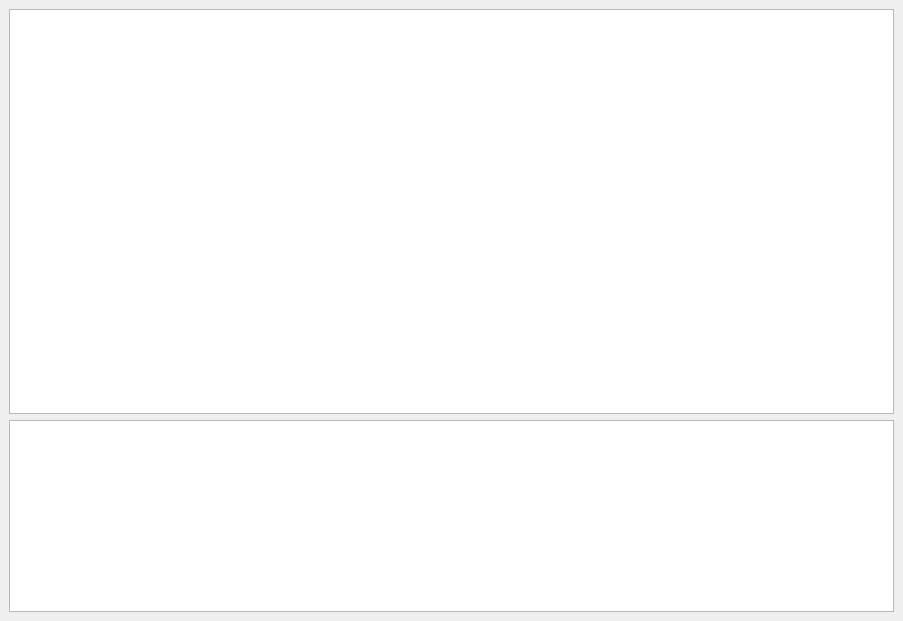
fuzun/iot-facerecognition, file server/source/MainWindow/MainWindow.ui: the form before one commit.
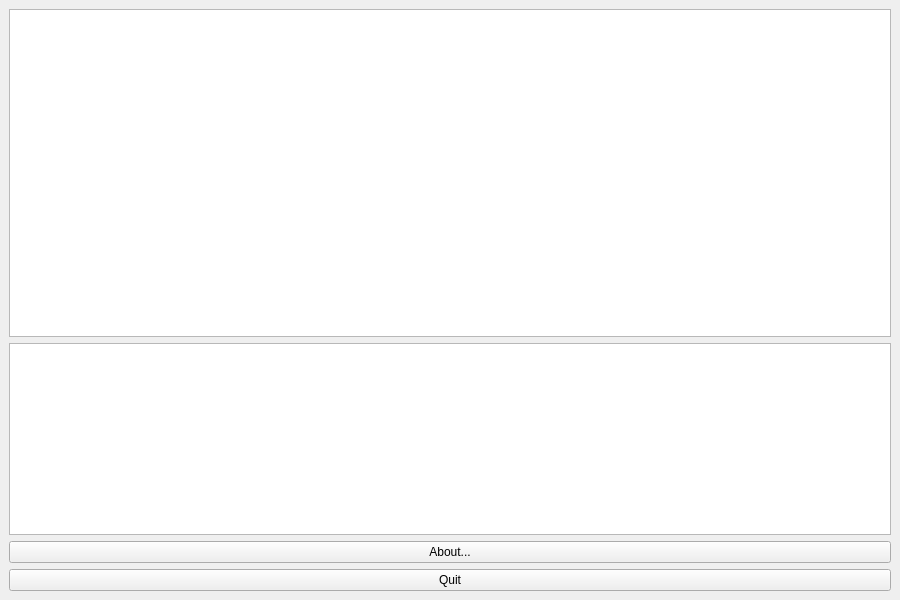
The form after the commit.

Diff of the .ui file:
```diff
--- a/server/source/MainWindow/MainWindow.ui
+++ b/server/source/MainWindow/MainWindow.ui
@@ -6,8 +6,8 @@
    <rect>
     <x>0</x>
     <y>0</y>
-    <width>903</width>
-    <height>621</height>
+    <width>900</width>
+    <height>600</height>
    </rect>
   </property>
   <property name="sizePolicy">
@@ -22,32 +22,38 @@
   <widget class="QWidget" name="centralwidget">
    <layout class="QVBoxLayout" name="verticalLayout">
     <item>
-     <widget class="QListView" name="listView"/>
+     <widget class="QListWidget" name="clientList"/>
     </item>
     <item>
-     <widget class="QPlainTextEdit" name="plainTextEdit">
+     <widget class="QTextEdit" name="serverLog">
       <property name="sizePolicy">
        <sizepolicy hsizetype="Expanding" vsizetype="Preferred">
         <horstretch>0</horstretch>
         <verstretch>0</verstretch>
        </sizepolicy>
       </property>
-      <property name="font">
-       <font>
-        <pointsize>10</pointsize>
-       </font>
-      </property>
-      <property name="sizeAdjustPolicy">
-       <enum>QAbstractScrollArea::AdjustIgnored</enum>
-      </property>
       <property name="readOnly">
        <bool>true</bool>
       </property>
-      <property name="plainText">
+      <property name="markdown">
        <string/>
       </property>
      </widget>
     </item>
+    <item>
+     <widget class="QPushButton" name="aboutButton">
+      <property name="text">
+       <string>About...</string>
+      </property>
+     </widget>
+    </item>
+    <item>
+     <widget class="QPushButton" name="quitButton">
+      <property name="text">
+       <string>Quit</string>
+      </property>
+     </widget>
+    </item>
    </layout>
   </widget>
  </widget>
```
Left out of the diff: 2 changed lines with no effect on the pictures.
